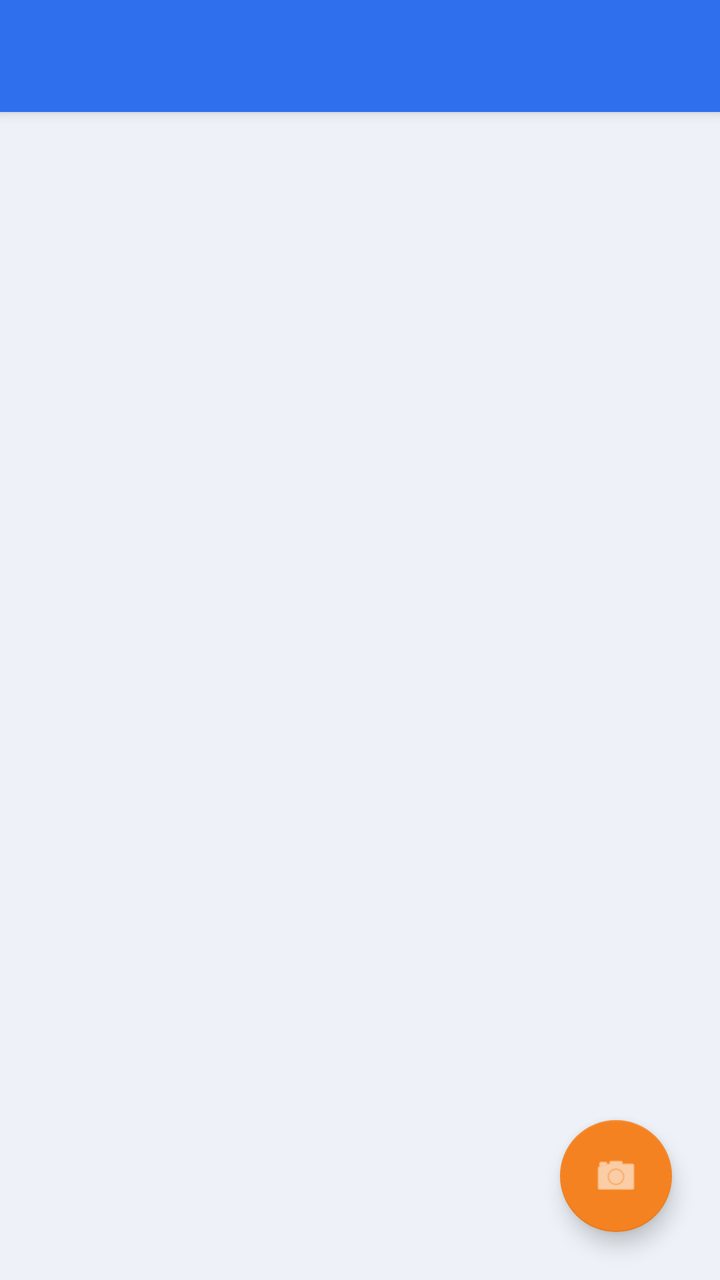
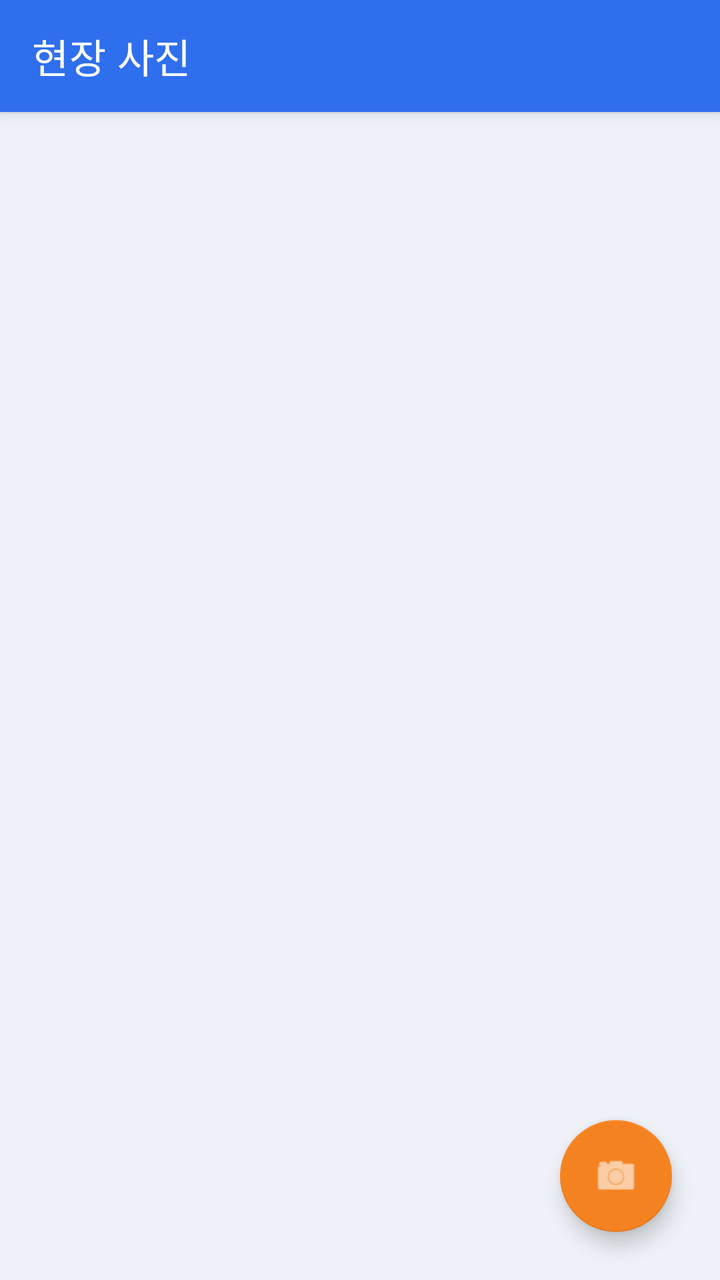

Before-and-after screenshots of an Android layout around one commit, followed by the original layout XML and the change that was made.
<!-- AndroidManifest.xml: activity theme Theme.Jijang -->
<!-- res/layout/activity_photo_list.xml -->
<?xml version="1.0" encoding="utf-8"?>
<androidx.coordinatorlayout.widget.CoordinatorLayout
    xmlns:android="http://schemas.android.com/apk/res/android"
    xmlns:app="http://schemas.android.com/apk/res-auto"
    android:layout_width="match_parent"
    android:layout_height="match_parent"
    android:background="@color/background">

    <com.google.android.material.appbar.AppBarLayout
        android:layout_width="match_parent"
        android:layout_height="wrap_content">

        <androidx.appcompat.widget.Toolbar
            android:id="@+id/toolbar"
            android:layout_width="match_parent"
            android:layout_height="?attr/actionBarSize"
            android:background="@color/primary"
            android:title="현장 사진"
            android:titleTextColor="@color/on_primary" />
    </com.google.android.material.appbar.AppBarLayout>

    <androidx.recyclerview.widget.RecyclerView
        android:id="@+id/recyclerPhotos"
        android:layout_width="match_parent"
        android:layout_height="match_parent"
        android:clipToPadding="false"
        android:paddingTop="6dp"
        android:paddingBottom="88dp"
        app:layout_behavior="@string/appbar_scrolling_view_behavior" />

    <LinearLayout
        android:id="@+id/emptyState"
        android:layout_width="wrap_content"
        android:layout_height="wrap_content"
        android:layout_gravity="center"
        android:gravity="center"
        android:orientation="vertical"
        android:visibility="gone">

        <ImageView
            android:layout_width="72dp"
            android:layout_height="72dp"
            android:contentDescription="@null"
            android:src="@drawable/ic_empty_folder" />

        <TextView
            android:id="@+id/textEmpty"
            android:layout_width="wrap_content"
            android:layout_height="wrap_content"
            android:layout_marginTop="16dp"
            android:gravity="center"
            android:lineSpacingExtra="4dp"
            android:text="@string/empty_photo_list"
            android:textColor="@color/text_secondary"
            android:textSize="13.5sp" />
    </LinearLayout>

    <com.google.android.material.floatingactionbutton.FloatingActionButton
        android:id="@+id/fabAddPhoto"
        android:layout_width="wrap_content"
        android:layout_height="wrap_content"
        android:layout_gravity="bottom|end"
        android:layout_margin="24dp"
        android:contentDescription="@string/add_photo"
        android:src="@android:drawable/ic_menu_camera"
        app:backgroundTint="@color/accent"
        app:tint="@color/on_accent" />

</androidx.coordinatorlayout.widget.CoordinatorLayout>
<!-- resources referenced by this layout -->
<resources>
  <color name="accent">#F58220</color>
  <color name="background">#EEF2F8</color>
  <color name="on_accent">#FFFFFF</color>
  <color name="on_primary">#FFFFFF</color>
  <color name="primary">#2F6FED</color>
  <color name="text_secondary">#6B7790</color>
  <!-- drawable ic_empty_folder (drawable) -->
  <vector xmlns:android="http://schemas.android.com/apk/res/android"
      android:width="72dp"
      android:height="72dp"
      android:viewportWidth="24"
      android:viewportHeight="24">
      <path
          android:pathData="M3.5,8 V18 A1.4,1.4 0 0,0 4.9,19.4 H19.1 A1.4,1.4 0 0,0 20.5,18 V9.4 A1.4,1.4 0 0,0 19.1,8 H12.2 L10.4,5.6 H4.9 A1.4,1.4 0 0,0 3.5,7 Z"
          android:strokeColor="@color/icon_muted"
          android:strokeWidth="1.5"
          android:strokeLineJoin="round"
          android:fillColor="#00000000" />
      <path
          android:pathData="M8.3,13.3 L11,16 L16,10.5"
          android:strokeColor="@color/icon_muted"
          android:strokeWidth="1.5"
          android:strokeLineCap="round"
          android:strokeLineJoin="round"
          android:fillColor="#00000000" />
  </vector>
  <string name="add_photo">사진 추가</string>
  <string name="empty_photo_list">등록된 사진이 없습니다.\n우측 하단 버튼으로 사진을 추가하세요.</string>
  <style name="Theme.Jijang" parent="Theme.MaterialComponents.DayNight.NoActionBar">
          <item name="colorPrimary">@color/primary</item>
          <item name="colorPrimaryDark">@color/primary_dark</item>
          <item name="colorOnPrimary">@color/on_primary</item>
          <item name="colorSecondary">@color/accent</item>
          <item name="colorOnSecondary">@color/on_accent</item>
          <item name="android:colorAccent">@color/accent</item>
          <item name="android:windowBackground">@color/background</item>
  
          
          <item name="shapeAppearanceSmallComponent">@style/ShapeAppearance.Jijang.SmallComponent</item>
  
          <item name="materialButtonStyle">@style/Widget.Jijang.Button</item>
          <item name="materialButtonOutlinedStyle">@style/Widget.Jijang.Button.Outlined</item>
          <item name="borderlessButtonStyle">@style/Widget.Jijang.Button.Text</item>
      </style>
  <color name="icon_muted">#B5BFD3</color>
  <color name="primary_dark">#1E54C4</color>
  <style name="ShapeAppearance.Jijang.SmallComponent" parent="ShapeAppearance.MaterialComponents.SmallComponent">
          <item name="cornerSize">@dimen/button_radius</item>
      </style>
  <style name="Widget.Jijang.Button" parent="Widget.MaterialComponents.Button">
          <item name="backgroundTint">@color/accent</item>
          <item name="android:textColor">@color/on_accent</item>
          <item name="android:textAllCaps">false</item>
          <item name="android:textSize">15sp</item>
          <item name="android:minHeight">@dimen/button_height</item>
          <item name="cornerRadius">@dimen/button_radius</item>
          <item name="android:letterSpacing">0</item>
      </style>
  <style name="Widget.Jijang.Button.Outlined" parent="Widget.MaterialComponents.Button.OutlinedButton">
          <item name="android:textColor">@color/primary</item>
          <item name="strokeColor">@color/primary</item>
          <item name="android:textAllCaps">false</item>
          <item name="android:textSize">15sp</item>
          <item name="android:minHeight">@dimen/button_height</item>
          <item name="cornerRadius">@dimen/button_radius</item>
          <item name="android:letterSpacing">0</item>
      </style>
  <style name="Widget.Jijang.Button.Text" parent="Widget.MaterialComponents.Button.TextButton">
          <item name="android:textColor">@color/accent_dark</item>
          <item name="android:textAllCaps">false</item>
          <item name="android:letterSpacing">0</item>
      </style>
  <dimen name="button_radius">14dp</dimen>
  <dimen name="button_height">50dp</dimen>
  <color name="accent_dark">#C96510</color>
</resources>

<!-- the commit's change to res/layout/activity_photo_list.xml (unified diff, before → after) -->
@@ -15,8 +15,8 @@
             android:layout_width="match_parent"
             android:layout_height="?attr/actionBarSize"
             android:background="@color/primary"
-            android:title="현장 사진"
-            android:titleTextColor="@color/on_primary" />
+            app:title="현장 사진"
+            app:titleTextColor="@color/on_primary" />
     </com.google.android.material.appbar.AppBarLayout>
 
     <androidx.recyclerview.widget.RecyclerView
<!-- resource entries referenced after the edit -->
@@ -27,7 +27,7 @@
           android:fillColor="#00000000" />
   </vector>
   <string name="add_photo">사진 추가</string>
-  <string name="empty_photo_list">등록된 사진이 없습니다.\n우측 하단 버튼으로 사진을 추가하세요.</string>
+  <string name="empty_photo_list">등록된 사진이 없습니다.\n하단 버튼으로 사진을 추가하세요.</string>
   <style name="Theme.Jijang" parent="Theme.MaterialComponents.DayNight.NoActionBar">
           <item name="colorPrimary">@color/primary</item>
           <item name="colorPrimaryDark">@color/primary_dark</item>
